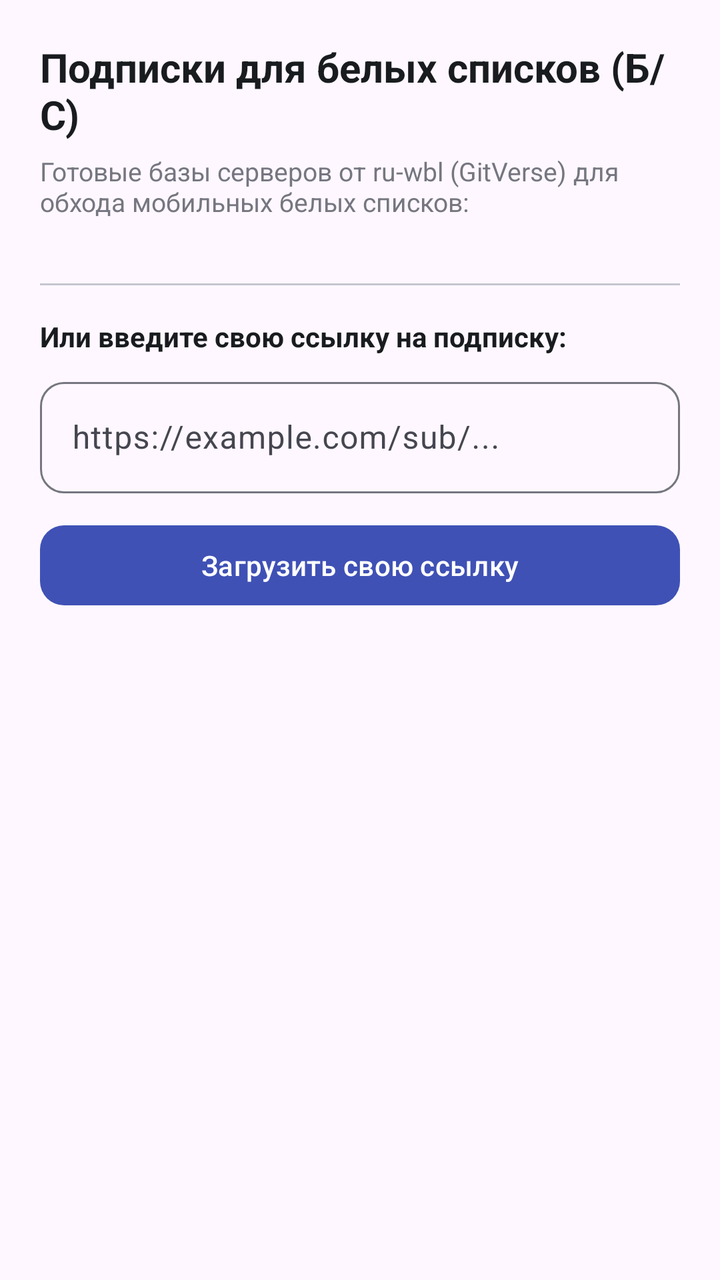
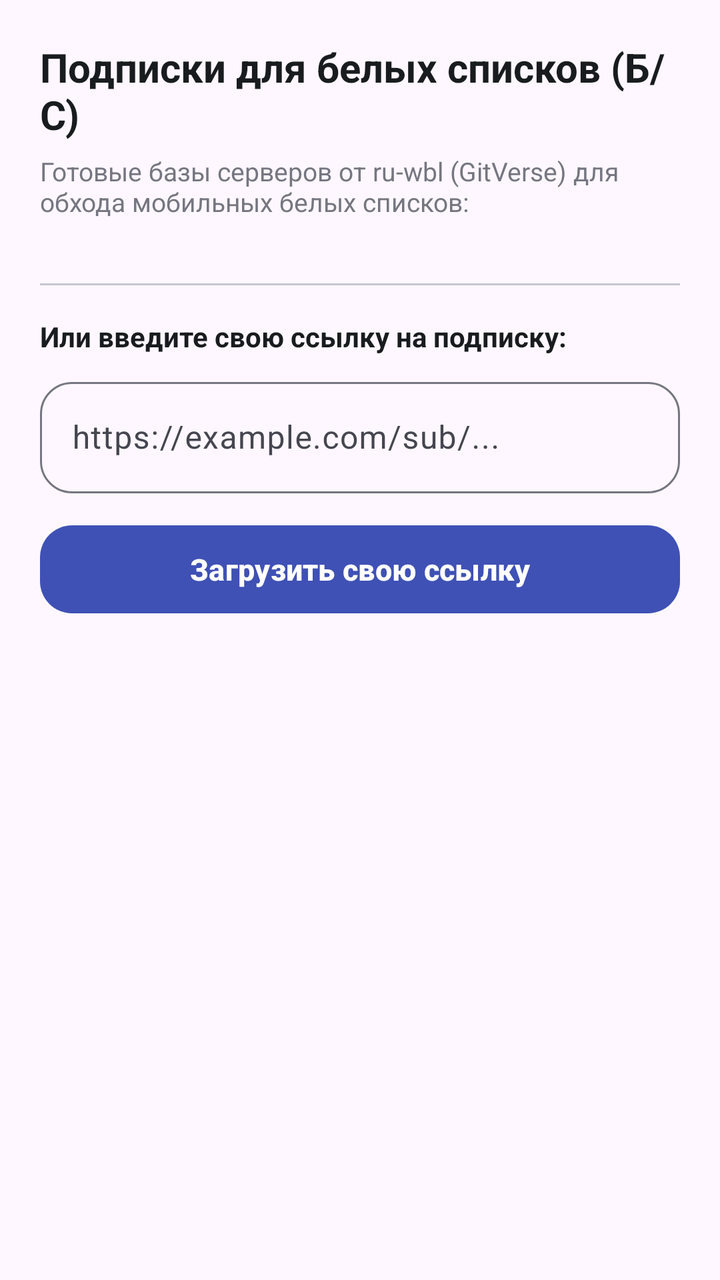

An Android layout rendered at two revisions. The XML below is the earlier revision; the diff shows what the commit changed to produce the second picture.
<!-- AndroidManifest.xml: application theme Theme.ByeDPI -->
<!-- res/layout/dialog_vless_add_subscription.xml -->
<?xml version="1.0" encoding="utf-8"?>
<androidx.core.widget.NestedScrollView xmlns:android="http://schemas.android.com/apk/res/android"
    xmlns:app="http://schemas.android.com/apk/res-auto"
    android:layout_width="match_parent"
    android:layout_height="wrap_content"
    android:fillViewport="true">

    <LinearLayout
        android:layout_width="match_parent"
        android:layout_height="wrap_content"
        android:orientation="vertical"
        android:padding="20dp">

        <TextView
            android:layout_width="match_parent"
            android:layout_height="wrap_content"
            android:text="@string/builtin_subs_title"
            android:textSize="20sp"
            android:textStyle="bold"
            android:textColor="?attr/colorOnSurface"
            android:layout_marginBottom="6dp" />

        <TextView
            android:layout_width="match_parent"
            android:layout_height="wrap_content"
            android:text="@string/builtin_subs_subtitle"
            android:textSize="13sp"
            android:textColor="?attr/colorOutline"
            android:layout_marginBottom="16dp" />

        
        <LinearLayout
            android:id="@+id/ll_builtin_subs_container"
            android:layout_width="match_parent"
            android:layout_height="wrap_content"
            android:orientation="vertical" />

        <View
            android:layout_width="match_parent"
            android:layout_height="1dp"
            android:background="?attr/colorOutlineVariant"
            android:layout_marginVertical="16dp" />

        
        <TextView
            android:layout_width="match_parent"
            android:layout_height="wrap_content"
            android:text="@string/builtin_subs_custom_url"
            android:textSize="14sp"
            android:textStyle="bold"
            android:textColor="?attr/colorOnSurface"
            android:layout_marginBottom="8dp" />

        <com.google.android.material.textfield.TextInputLayout
            style="@style/Widget.Material3.TextInputLayout.OutlinedBox"
            android:layout_width="match_parent"
            android:layout_height="wrap_content"
            android:layout_marginBottom="12dp"
            app:boxCornerRadiusBottomEnd="12dp"
            app:boxCornerRadiusBottomStart="12dp"
            app:boxCornerRadiusTopEnd="12dp"
            app:boxCornerRadiusTopStart="12dp">

            <com.google.android.material.textfield.TextInputEditText
                android:id="@+id/et_custom_sub_url"
                android:layout_width="match_parent"
                android:layout_height="wrap_content"
                android:hint="@string/vless_enter_sub_hint"
                android:inputType="textUri"
                android:singleLine="true" />
        </com.google.android.material.textfield.TextInputLayout>

        <com.google.android.material.button.MaterialButton
            android:id="@+id/btn_load_custom"
            style="@style/Widget.Material3.Button"
            android:layout_width="match_parent"
            android:layout_height="wrap_content"
            android:text="@string/builtin_subs_load_custom_btn"
            app:cornerRadius="12dp" />

    </LinearLayout>
</androidx.core.widget.NestedScrollView>
<!-- resources referenced by this layout -->
<resources>
  <string name="builtin_subs_custom_url">Или введите свою ссылку на подписку:</string>
  <string name="builtin_subs_load_custom_btn">Загрузить свою ссылку</string>
  <string name="builtin_subs_subtitle">Готовые базы серверов от ru-wbl (GitVerse) для обхода мобильных белых списков:</string>
  <string name="builtin_subs_title">Подписки для белых списков (Б/С)</string>
  <string name="vless_enter_sub_hint">https://example.com/sub/...</string>
  <style name="Theme.ByeDPI" parent="Theme.Material3.DayNight">
          <item name="colorPrimary">#3F51B5</item>
          <item name="colorOnPrimary">#FFFFFF</item>
          <item name="colorPrimaryContainer">#E0E4FF</item>
          <item name="colorOnPrimaryContainer">#041257</item>
          <item name="colorSecondary">#5C5D72</item>
          <item name="colorOnSecondary">#FFFFFF</item>
          <item name="colorSecondaryContainer">#E1E1F9</item>
          <item name="colorOnSecondaryContainer">#191A2C</item>
          <item name="colorSurface">#F8F9FA</item>
          <item name="colorOnSurface">#191C1E</item>
          <item name="colorSurfaceVariant">#E2E2EC</item>
          <item name="colorOnSurfaceVariant">#45464F</item>
          <item name="colorOutline">#757680</item>
          <item name="colorOutlineVariant">#C5C6D0</item>
      </style>
</resources>

<!-- the commit's change to res/layout/dialog_vless_add_subscription.xml (unified diff, before → after) -->
@@ -56,10 +56,10 @@
             android:layout_width="match_parent"
             android:layout_height="wrap_content"
             android:layout_marginBottom="12dp"
-            app:boxCornerRadiusBottomEnd="12dp"
-            app:boxCornerRadiusBottomStart="12dp"
-            app:boxCornerRadiusTopEnd="12dp"
-            app:boxCornerRadiusTopStart="12dp">
+            app:boxCornerRadiusBottomEnd="16dp"
+            app:boxCornerRadiusBottomStart="16dp"
+            app:boxCornerRadiusTopEnd="16dp"
+            app:boxCornerRadiusTopStart="16dp">
 
             <com.google.android.material.textfield.TextInputEditText
                 android:id="@+id/et_custom_sub_url"
@@ -74,9 +74,11 @@
             android:id="@+id/btn_load_custom"
             style="@style/Widget.Material3.Button"
             android:layout_width="match_parent"
-            android:layout_height="wrap_content"
+            android:layout_height="52dp"
             android:text="@string/builtin_subs_load_custom_btn"
-            app:cornerRadius="12dp" />
+            android:textSize="15sp"
+            android:textStyle="bold"
+            app:cornerRadius="16dp" />
 
     </LinearLayout>
 </androidx.core.widget.NestedScrollView>
<!-- resource entries referenced after the edit -->
@@ -18,6 +18,19 @@
           <item name="colorOnSurface">#191C1E</item>
           <item name="colorSurfaceVariant">#E2E2EC</item>
           <item name="colorOnSurfaceVariant">#45464F</item>
+          <item name="colorSurfaceContainerLowest">#FFFFFF</item>
+          <item name="colorSurfaceContainerLow">#F3F3FA</item>
+          <item name="colorSurfaceContainer">#EDEDF4</item>
+          <item name="colorSurfaceContainerHigh">#E7E7EE</item>
+          <item name="colorSurfaceContainerHighest">#E1E1E8</item>
+          <item name="colorTertiary">#0284C7</item>
+          <item name="colorOnTertiary">#FFFFFF</item>
+          <item name="colorTertiaryContainer">#E0F2FE</item>
+          <item name="colorOnTertiaryContainer">#0369A1</item>
+          <item name="colorError">#BA1A1A</item>
+          <item name="colorOnError">#FFFFFF</item>
+          <item name="colorErrorContainer">#FFDAD6</item>
+          <item name="colorOnErrorContainer">#410002</item>
           <item name="colorOutline">#757680</item>
           <item name="colorOutlineVariant">#C5C6D0</item>
       </style>
